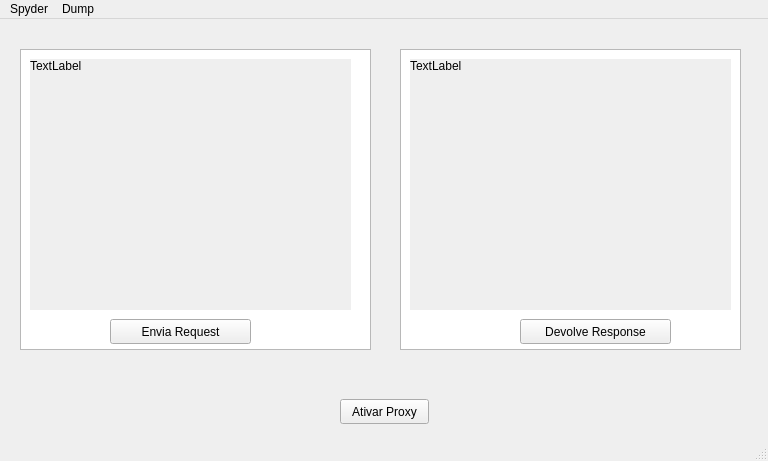
Qt form ProxyCrawler/janelaprincipal.ui (thiagolrpinho/TR2_proxy-crawler) before a commit.
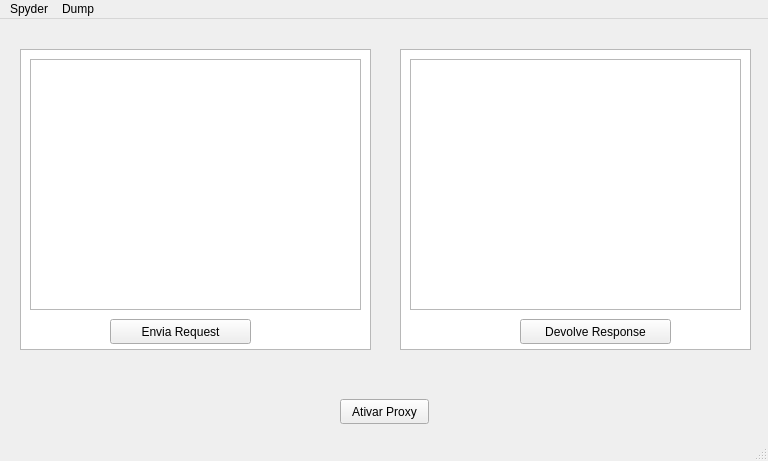
The same form after that commit.

Commit message: :sparkles: Add: Texto request e response editáveis

```diff
--- a/ProxyCrawler/janelaprincipal.ui
+++ b/ProxyCrawler/janelaprincipal.ui
@@ -29,7 +29,7 @@
      <rect>
       <x>400</x>
       <y>30</y>
-      <width>341</width>
+      <width>351</width>
       <height>301</height>
      </rect>
     </property>
@@ -73,43 +73,25 @@
      <string>Devolve Response</string>
     </property>
    </widget>
-   <widget class="QLabel" name="label_request">
+   <widget class="QTextEdit" name="textEdit_request">
     <property name="geometry">
      <rect>
       <x>30</x>
       <y>40</y>
-      <width>321</width>
+      <width>331</width>
       <height>251</height>
      </rect>
     </property>
-    <property name="autoFillBackground">
-     <bool>true</bool>
-    </property>
-    <property name="text">
-     <string>TextLabel</string>
-    </property>
-    <property name="alignment">
-     <set>Qt::AlignLeading|Qt::AlignLeft|Qt::AlignTop</set>
-    </property>
    </widget>
-   <widget class="QLabel" name="label_response">
+   <widget class="QTextEdit" name="textEdit_response">
     <property name="geometry">
      <rect>
       <x>410</x>
       <y>40</y>
-      <width>321</width>
+      <width>331</width>
       <height>251</height>
      </rect>
     </property>
-    <property name="autoFillBackground">
-     <bool>true</bool>
-    </property>
-    <property name="text">
-     <string>TextLabel</string>
-    </property>
-    <property name="alignment">
-     <set>Qt::AlignLeading|Qt::AlignLeft|Qt::AlignTop</set>
-    </property>
    </widget>
   </widget>
   <widget class="QMenuBar" name="menubar">
```
The commit also changes 2 other files.
